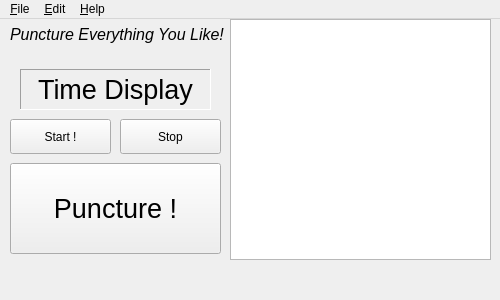
Old version of the form mainwindow.ui in the repository zwpwjwtz/MiniPunctor.
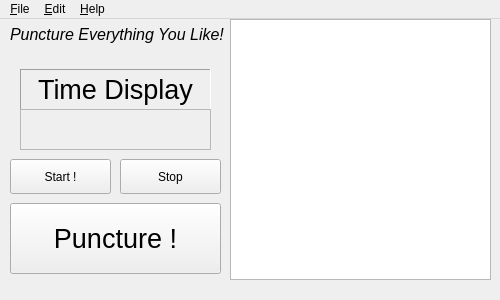
New version of the form. Icons and pictures are not drawn. Custom widgets are drawn as their Qt base class.

Commit message: Add widget for adjusting timer

```diff
--- a/mainwindow.ui
+++ b/mainwindow.ui
@@ -61,7 +61,7 @@
     <property name="geometry">
      <rect>
       <x>10</x>
-      <y>100</y>
+      <y>140</y>
       <width>101</width>
       <height>35</height>
      </rect>
@@ -74,7 +74,7 @@
     <property name="geometry">
      <rect>
       <x>120</x>
-      <y>100</y>
+      <y>140</y>
       <width>101</width>
       <height>35</height>
      </rect>
@@ -87,9 +87,9 @@
     <property name="geometry">
      <rect>
       <x>10</x>
-      <y>144</y>
+      <y>184</y>
       <width>211</width>
-      <height>91</height>
+      <height>71</height>
      </rect>
     </property>
     <property name="font">
@@ -107,10 +107,56 @@
       <x>230</x>
       <y>0</y>
       <width>261</width>
-      <height>241</height>
+      <height>261</height>
      </rect>
     </property>
    </widget>
+   <widget class="QFrame" name="frameTimeAdj">
+    <property name="geometry">
+     <rect>
+      <x>20</x>
+      <y>90</y>
+      <width>191</width>
+      <height>41</height>
+     </rect>
+    </property>
+    <property name="frameShape">
+     <enum>QFrame::StyledPanel</enum>
+    </property>
+    <property name="frameShadow">
+     <enum>QFrame::Raised</enum>
+    </property>
+    <widget class="buttonUpDown" name="bUDMin" native="true">
+     <property name="geometry">
+      <rect>
+       <x>0</x>
+       <y>0</y>
+       <width>61</width>
+       <height>41</height>
+      </rect>
+     </property>
+    </widget>
+    <widget class="buttonUpDown" name="bUDSec" native="true">
+     <property name="geometry">
+      <rect>
+       <x>60</x>
+       <y>0</y>
+       <width>61</width>
+       <height>41</height>
+      </rect>
+     </property>
+    </widget>
+    <widget class="buttonUpDown" name="bUDMsec" native="true">
+     <property name="geometry">
+      <rect>
+       <x>120</x>
+       <y>0</y>
+       <width>71</width>
+       <height>41</height>
+      </rect>
+     </property>
+    </widget>
+   </widget>
   </widget>
   <widget class="QMenuBar" name="menuBar">
    <property name="geometry">
@@ -209,6 +255,14 @@
   </action>
  </widget>
  <layoutdefault spacing="6" margin="11"/>
+ <customwidgets>
+  <customwidget>
+   <class>buttonUpDown</class>
+   <extends>QWidget</extends>
+   <header>buttonupdown.h</header>
+   <container>1</container>
+  </customwidget>
+ </customwidgets>
  <resources/>
  <connections/>
 </ui>
```
The commit also changes 7 other files.
